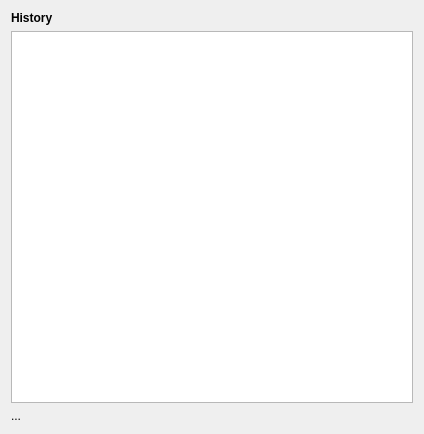
Above: projectwidget.ui from humbhenri/TimeTracker before the change. Below: the same form after it.
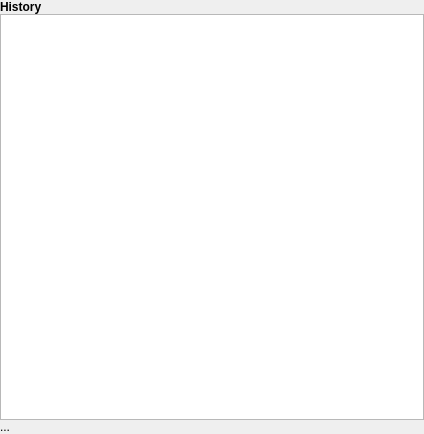
That is the form after the change.

Diff of the .ui file:
```diff
--- a/projectwidget.ui
+++ b/projectwidget.ui
@@ -14,9 +14,13 @@
    <string>Form</string>
   </property>
   <layout class="QGridLayout" name="gridLayout">
-   <item row="1" column="0" colspan="2">
-    <layout class="QVBoxLayout" name="verticalLayout_2">
-     <item>
+   <property name="margin">
+    <number>0</number>
+   </property>
+   <property name="spacing">
+    <number>0</number>
+   </property>
+   <item row="0" column="0">
       <widget class="QLabel" name="label_4">
        <property name="font">
         <font>
@@ -29,10 +33,8 @@
        </property>
       </widget>
      </item>
-     <item>
+   <item row="1" column="0" colspan="2">
       <widget class="QTableView" name="historyTableView"/>
-     </item>
-    </layout>
    </item>
    <item row="2" column="0">
     <layout class="QHBoxLayout" name="horizontalLayout_2">
```
Lines whose indentation alone changed are shown as unchanged.
